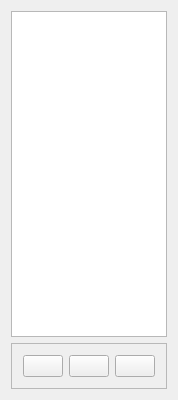
Qt form src/app/widgets/SourcesWidget/sourceswidget.ui (m-riley04/ModularSensorSystem) before a commit.
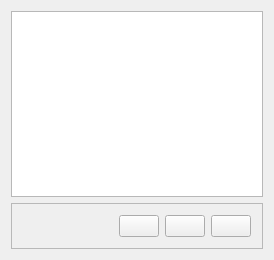
The same form after that commit. Icons and pictures are not drawn.

What changed in the file:
```diff
--- a/src/app/widgets/SourcesWidget/sourceswidget.ui
+++ b/src/app/widgets/SourcesWidget/sourceswidget.ui
@@ -6,8 +6,8 @@
    <rect>
     <x>0</x>
     <y>0</y>
-    <width>158</width>
-    <height>400</height>
+    <width>274</width>
+    <height>260</height>
    </rect>
   </property>
   <property name="windowTitle">
```
